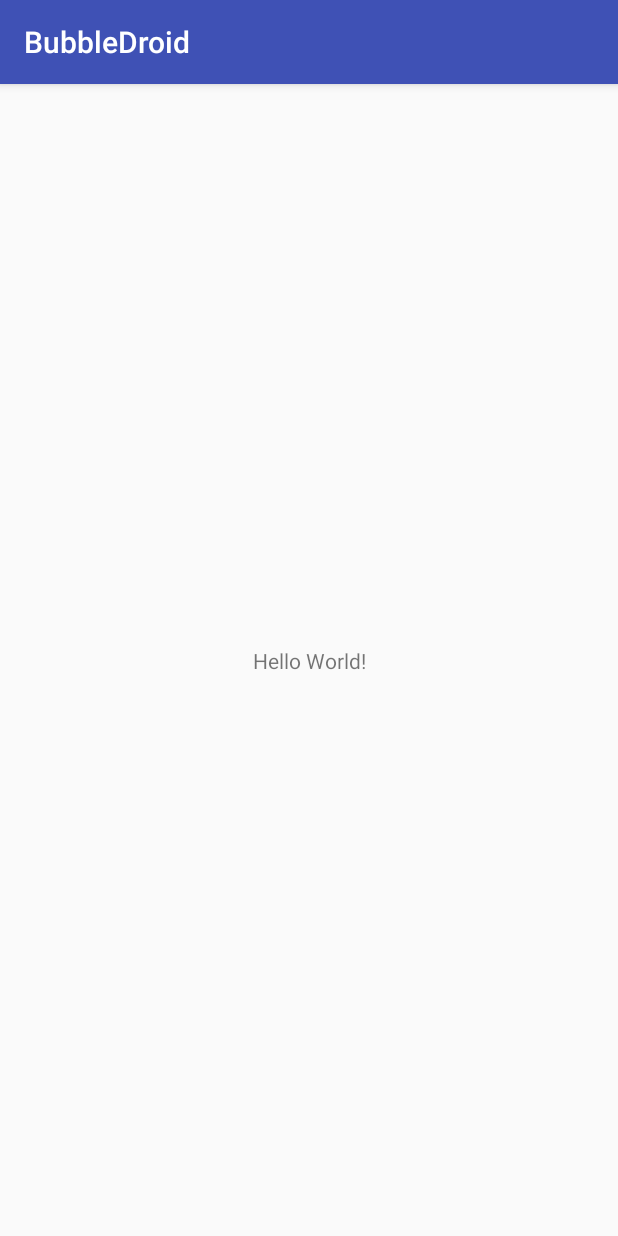
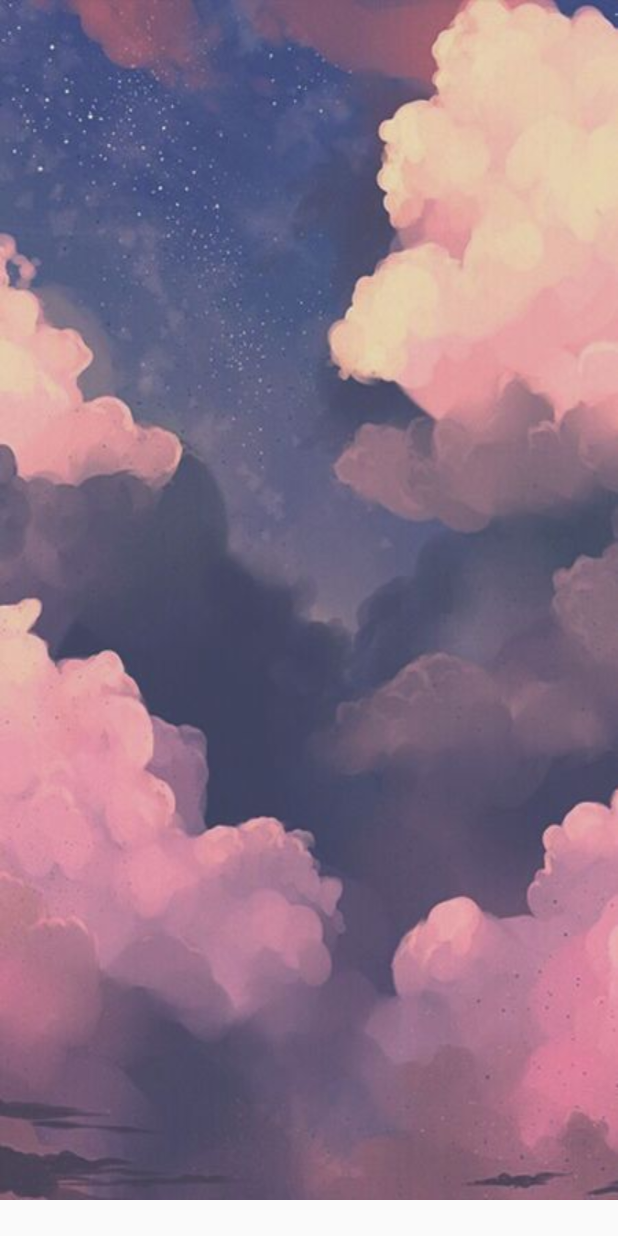
Before and after one commit to Budder21/BubbleDroid, an Android app: the screen it shows after launch (MainActivity), on a phone screen of 412 x 824 dp. Run offline under Robolectric (Android 15) with nearby library versions, the phone set to English and light mode, and no system bars.

Commit message:
background image

```diff
--- a/app/src/main/res/layout/activity_main.xml
+++ b/app/src/main/res/layout/activity_main.xml
@@ -6,13 +6,13 @@
     android:layout_height="match_parent"
     tools:context="kns.bubbledroid.MainActivity">
 
-    <TextView
+    <ImageView
+        android:id="@+id/imageView"
         android:layout_width="wrap_content"
         android:layout_height="wrap_content"
-        android:text="Hello World!"
-        app:layout_constraintBottom_toBottomOf="parent"
-        app:layout_constraintLeft_toLeftOf="parent"
-        app:layout_constraintRight_toRightOf="parent"
-        app:layout_constraintTop_toTopOf="parent" />
-
+        android:contentDescription="Background image for menu and game"
+        android:scaleType="fitXY"
+        app:srcCompat="@drawable/background"
+        tools:layout_editor_absoluteX="0dp"
+        tools:layout_editor_absoluteY="0dp" />
 </android.support.constraint.ConstraintLayout>
--- a/app/src/main/res/values/styles.xml
+++ b/app/src/main/res/values/styles.xml
@@ -1,11 +1,11 @@
 <resources>
 
     <!-- Base application theme. -->
-    <style name="AppTheme" parent="Theme.AppCompat.Light.DarkActionBar">
-        <!-- Customize your theme here. -->
-        <item name="colorPrimary">@color/colorPrimary</item>
-        <item name="colorPrimaryDark">@color/colorPrimaryDark</item>
-        <item name="colorAccent">@color/colorAccent</item>
+    <style name="AppTheme" parent="Theme.AppCompat.Light.NoActionBar">
+        <item name="windowNoTitle">true</item>
+        <item name="windowActionBar">false</item>
+        <item name="android:windowFullscreen">true</item>
+        <item name="android:windowContentOverlay">@null</item>
     </style>
 
 </resources>
```
